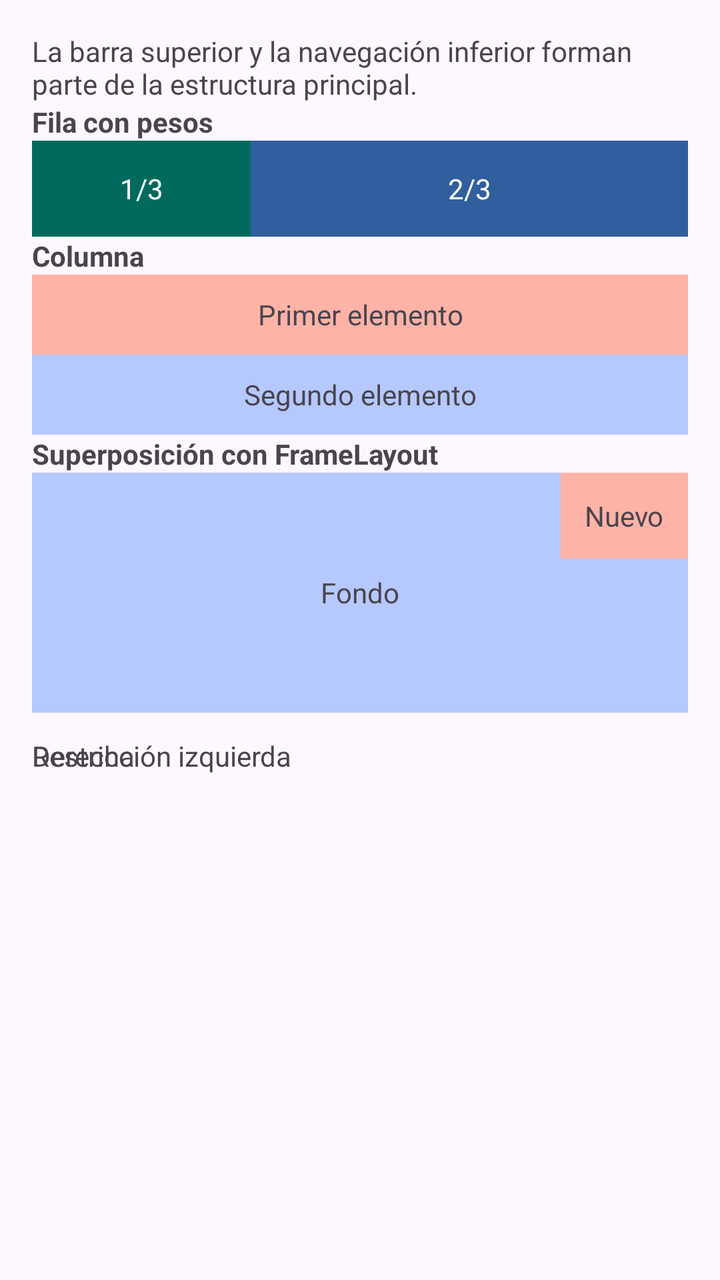
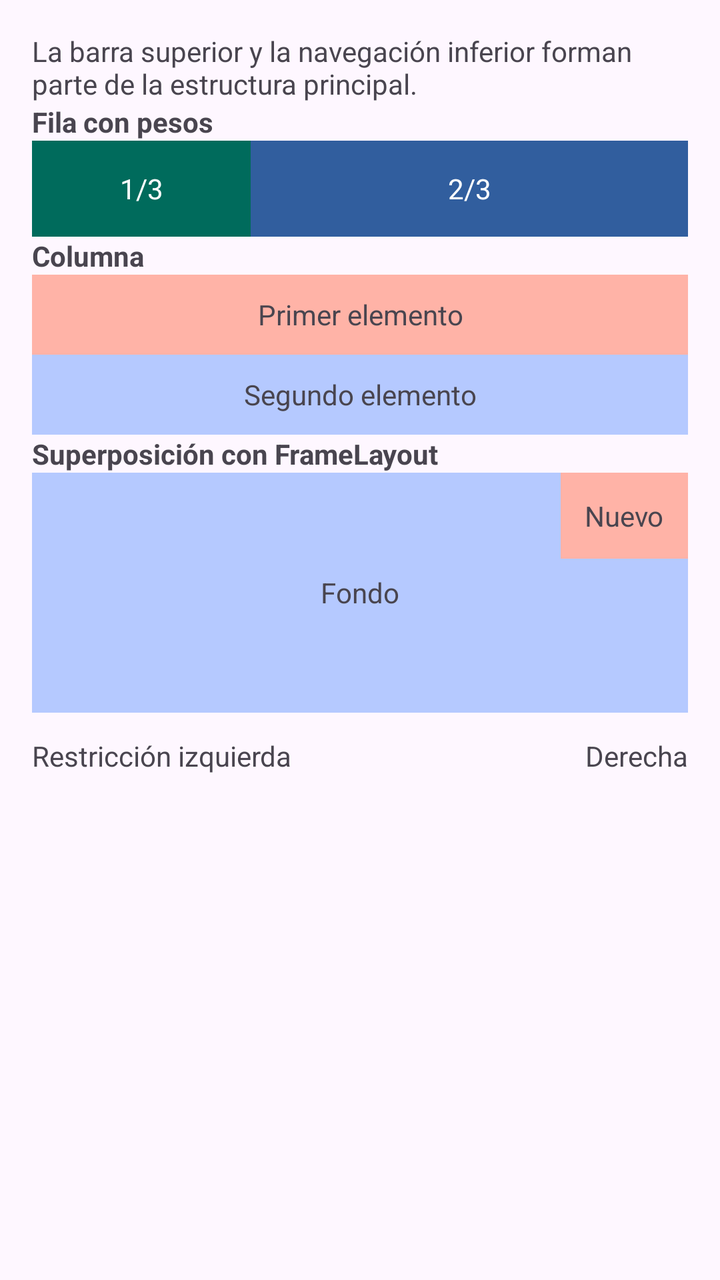

Before-and-after screenshots of an Android layout around one commit, followed by the original layout XML and the change that was made.
<!-- AndroidManifest.xml: application theme Theme.CatalogoUI -->
<!-- res/layout/fragment_layout.xml -->
<ScrollView xmlns:android="http://schemas.android.com/apk/res/android" android:layout_width="match_parent" android:layout_height="match_parent"><LinearLayout android:layout_width="match_parent" android:layout_height="wrap_content" android:orientation="vertical" android:padding="16dp">
<TextView android:layout_width="wrap_content" android:layout_height="wrap_content" android:text="La barra superior y la navegación inferior forman parte de la estructura principal."/>
<TextView android:layout_width="wrap_content" android:layout_height="wrap_content" android:text="Fila con pesos" android:textStyle="bold"/><LinearLayout android:layout_width="match_parent" android:layout_height="48dp" android:orientation="horizontal"><TextView android:layout_width="0dp" android:layout_height="match_parent" android:layout_weight="1" android:gravity="center" android:text="1/3" android:background="#006B5C" android:textColor="#FFFFFF"/><TextView android:layout_width="0dp" android:layout_height="match_parent" android:layout_weight="2" android:gravity="center" android:text="2/3" android:background="#315E9E" android:textColor="#FFFFFF"/></LinearLayout>
<TextView android:layout_width="wrap_content" android:layout_height="wrap_content" android:text="Columna" android:textStyle="bold"/><LinearLayout android:layout_width="match_parent" android:layout_height="wrap_content" android:orientation="vertical"><TextView android:layout_width="match_parent" android:layout_height="40dp" android:gravity="center" android:text="Primer elemento" android:background="#FFB3A7"/><TextView android:layout_width="match_parent" android:layout_height="40dp" android:gravity="center" android:text="Segundo elemento" android:background="#B5C9FF"/></LinearLayout>
<TextView android:layout_width="wrap_content" android:layout_height="wrap_content" android:text="Superposición con FrameLayout" android:textStyle="bold"/><FrameLayout android:layout_width="match_parent" android:layout_height="120dp" android:background="#B5C9FF"><TextView android:layout_width="wrap_content" android:layout_height="wrap_content" android:layout_gravity="center" android:text="Fondo"/><TextView android:layout_width="wrap_content" android:layout_height="wrap_content" android:layout_gravity="top|end" android:padding="12dp" android:text="Nuevo" android:background="#FFB3A7"/></FrameLayout>
<androidx.constraintlayout.widget.ConstraintLayout android:layout_width="match_parent" android:layout_height="72dp" android:layout_marginTop="12dp"><TextView android:id="@+id/constraint_left" android:layout_width="wrap_content" android:layout_height="wrap_content" android:text="Restricción izquierda"/><TextView android:layout_width="wrap_content" android:layout_height="wrap_content" android:text="Derecha" android:layout_alignParentEnd="true"/></androidx.constraintlayout.widget.ConstraintLayout>
</LinearLayout></ScrollView>
<!-- resources referenced by this layout -->
<resources>
  <style name="Theme.CatalogoUI" parent="Theme.Material3.DayNight.NoActionBar">
          <item name="colorPrimary">@color/teal_primary</item>
          <item name="colorSecondary">@color/teal_secondary</item>
      </style>
  <color name="teal_primary">#006B5C</color>
  <color name="teal_secondary">#004D43</color>
</resources>

<!-- the commit's change to res/layout/fragment_layout.xml (unified diff, before → after) -->
@@ -1,7 +1,7 @@
-<ScrollView xmlns:android="http://schemas.android.com/apk/res/android" android:layout_width="match_parent" android:layout_height="match_parent"><LinearLayout android:layout_width="match_parent" android:layout_height="wrap_content" android:orientation="vertical" android:padding="16dp">
+<ScrollView xmlns:android="http://schemas.android.com/apk/res/android" xmlns:app="http://schemas.android.com/apk/res-auto" android:layout_width="match_parent" android:layout_height="match_parent"><LinearLayout android:layout_width="match_parent" android:layout_height="wrap_content" android:orientation="vertical" android:padding="16dp">
 <TextView android:layout_width="wrap_content" android:layout_height="wrap_content" android:text="La barra superior y la navegación inferior forman parte de la estructura principal."/>
 <TextView android:layout_width="wrap_content" android:layout_height="wrap_content" android:text="Fila con pesos" android:textStyle="bold"/><LinearLayout android:layout_width="match_parent" android:layout_height="48dp" android:orientation="horizontal"><TextView android:layout_width="0dp" android:layout_height="match_parent" android:layout_weight="1" android:gravity="center" android:text="1/3" android:background="#006B5C" android:textColor="#FFFFFF"/><TextView android:layout_width="0dp" android:layout_height="match_parent" android:layout_weight="2" android:gravity="center" android:text="2/3" android:background="#315E9E" android:textColor="#FFFFFF"/></LinearLayout>
 <TextView android:layout_width="wrap_content" android:layout_height="wrap_content" android:text="Columna" android:textStyle="bold"/><LinearLayout android:layout_width="match_parent" android:layout_height="wrap_content" android:orientation="vertical"><TextView android:layout_width="match_parent" android:layout_height="40dp" android:gravity="center" android:text="Primer elemento" android:background="#FFB3A7"/><TextView android:layout_width="match_parent" android:layout_height="40dp" android:gravity="center" android:text="Segundo elemento" android:background="#B5C9FF"/></LinearLayout>
 <TextView android:layout_width="wrap_content" android:layout_height="wrap_content" android:text="Superposición con FrameLayout" android:textStyle="bold"/><FrameLayout android:layout_width="match_parent" android:layout_height="120dp" android:background="#B5C9FF"><TextView android:layout_width="wrap_content" android:layout_height="wrap_content" android:layout_gravity="center" android:text="Fondo"/><TextView android:layout_width="wrap_content" android:layout_height="wrap_content" android:layout_gravity="top|end" android:padding="12dp" android:text="Nuevo" android:background="#FFB3A7"/></FrameLayout>
-<androidx.constraintlayout.widget.ConstraintLayout android:layout_width="match_parent" android:layout_height="72dp" android:layout_marginTop="12dp"><TextView android:id="@+id/constraint_left" android:layout_width="wrap_content" android:layout_height="wrap_content" android:text="Restricción izquierda"/><TextView android:layout_width="wrap_content" android:layout_height="wrap_content" android:text="Derecha" android:layout_alignParentEnd="true"/></androidx.constraintlayout.widget.ConstraintLayout>
+<androidx.constraintlayout.widget.ConstraintLayout android:layout_width="match_parent" android:layout_height="72dp" android:layout_marginTop="12dp"><TextView android:id="@+id/constraint_left" android:layout_width="wrap_content" android:layout_height="wrap_content" android:text="Restricción izquierda" app:layout_constraintStart_toStartOf="parent" app:layout_constraintTop_toTopOf="parent"/><TextView android:layout_width="wrap_content" android:layout_height="wrap_content" android:text="Derecha" app:layout_constraintEnd_toEndOf="parent" app:layout_constraintTop_toTopOf="parent"/></androidx.constraintlayout.widget.ConstraintLayout>
 </LinearLayout></ScrollView>
